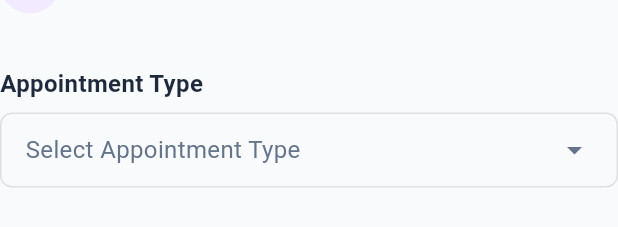
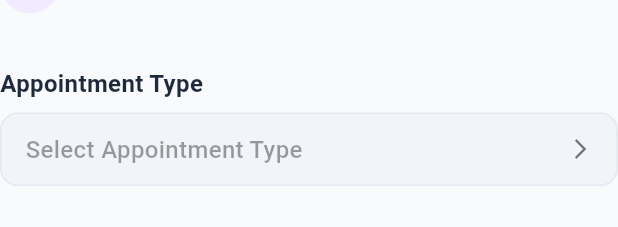
Before and after one commit to Jossyboydgenius/Healthride, a Flutter app: the TripDetailsStep widget shown alone on an empty page, opened directly with empty values, on a phone screen of 412 x 824 dp. Shown: the part 237-464 px from the top of the screen. Run offline on Flutter 3.47's test engine with Material 3 defaults, Android fonts, the phone set to English and light mode, and no system bars; our stand-ins replace google_maps_flutter, image_picker, location; accounts and stored records are empty; Roboto replaces fonts that are missing (SF Pro Display); project files that could hold a hidden picture were left out.

Commit message:
Refactor TripDetailsStep to integrate appointment type selection via a modal, enhancing user interaction and streamlining the booking process by replacing the dropdown with a more intuitive modal interface.

```diff
--- a/lib/src/widgets/home/booking_modal.dart
+++ b/lib/src/widgets/home/booking_modal.dart
@@ -8,6 +8,7 @@ import 'booking_steps/date_time_step.dart';
 import 'booking_steps/ride_type_step.dart';
 import 'booking_steps/confirmation_step.dart';
 import 'dotted_line_painter.dart';
+import 'appointment_type_modal.dart';
 
 /// A draggable bottom sheet for booking rides with multi-step flow
 class BookingModal extends StatefulWidget {
@@ -658,13 +659,23 @@ class TripDetailsStep extends StatelessWidget {
             ),
             const SizedBox(height: 8),
             GestureDetector(
-              onTap: () => onShowAppointmentDropdown(true),
+              onTap: () {
+                showAppointmentTypeModal(
+                  context: context,
+                  initialValue: selectedAppointmentType,
+                  onSelected: onAppointmentTypeSelect,
+                );
+              },
               child: Container(
                 padding:
                     const EdgeInsets.symmetric(horizontal: 16, vertical: 12),
                 decoration: BoxDecoration(
-                  border: Border.all(color: Colors.grey.shade300),
-                  borderRadius: BorderRadius.circular(8),
+                  color: const Color(0xFFF1F5F9),
+                  borderRadius: BorderRadius.circular(12),
+                  border: Border.all(
+                    color: const Color(0xFFE2E8F0),
+                    width: 1,
+                  ),
                 ),
                 child: Row(
                   children: [
@@ -674,50 +685,23 @@ class TripDetailsStep extends StatelessWidget {
                         style: TextStyle(
                           fontSize: 16,
                           color: selectedAppointmentType != null
-                              ? AppColor.textDarkBlue
-                              : AppColor.textMediumGray,
+                              ? Colors.black87
+                              : Colors.black38,
+                          fontWeight: FontWeight.w500,
                         ),
                       ),
                     ),
-                    const Icon(Icons.arrow_drop_down,
-                        color: AppColor.textMediumGray),
+                    const Icon(
+                      Icons.arrow_forward_ios,
+                      size: 16,
+                      color: Colors.black54,
+                    ),
                   ],
                 ),
               ),
             ),
           ],
         ),
-
-        // Appointment Type Dropdown
-        if (showAppointmentDropdown)
-          Container(
-            height: 200,
-            margin: const EdgeInsets.only(top: 8),
-            decoration: BoxDecoration(
-              border: Border.all(color: Colors.grey.shade300),
-              borderRadius: BorderRadius.circular(8),
-              color: Colors.white,
-              boxShadow: [
-                BoxShadow(
-                  color: Colors.black.withOpacity(0.1),
-                  blurRadius: 4,
-                  offset: const Offset(0, 2),
-                ),
-              ],
-            ),
-            child: ListView.builder(
-              itemCount: appointmentTypes.length,
-              itemBuilder: (context, index) {
-                return ListTile(
-                  title: Text(appointmentTypes[index]),
-                  onTap: () {
-                    onAppointmentTypeSelect(appointmentTypes[index]);
-                    onShowAppointmentDropdown(false);
-                  },
-                );
-              },
-            ),
-          ),
       ],
     );
   }
```
